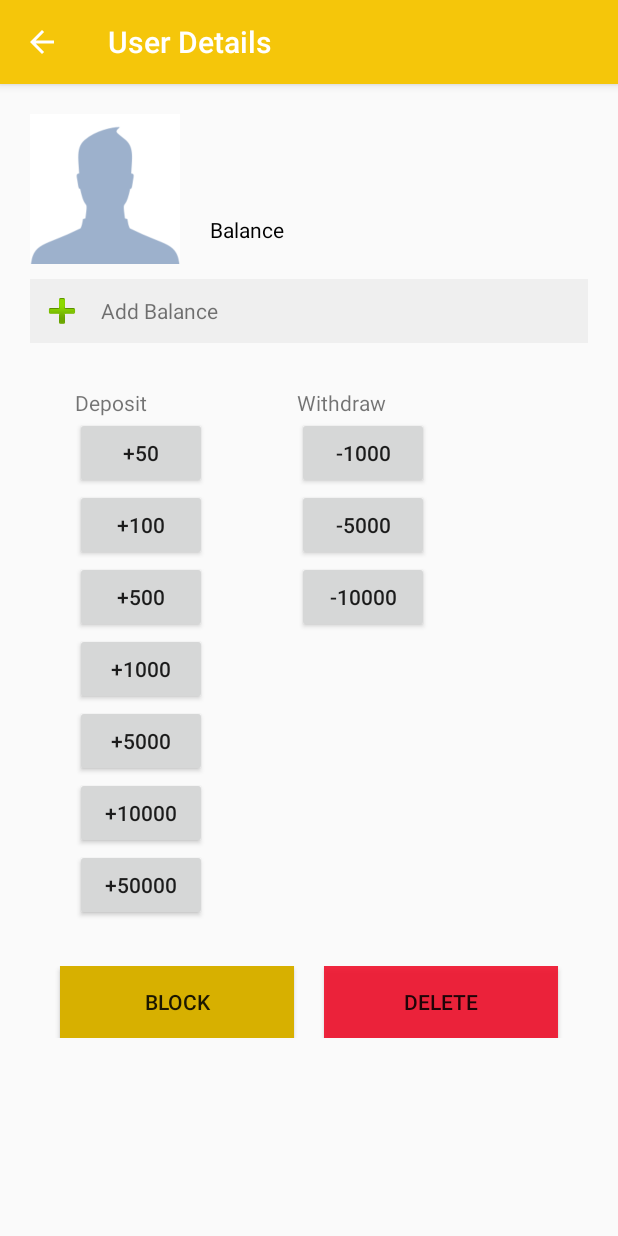
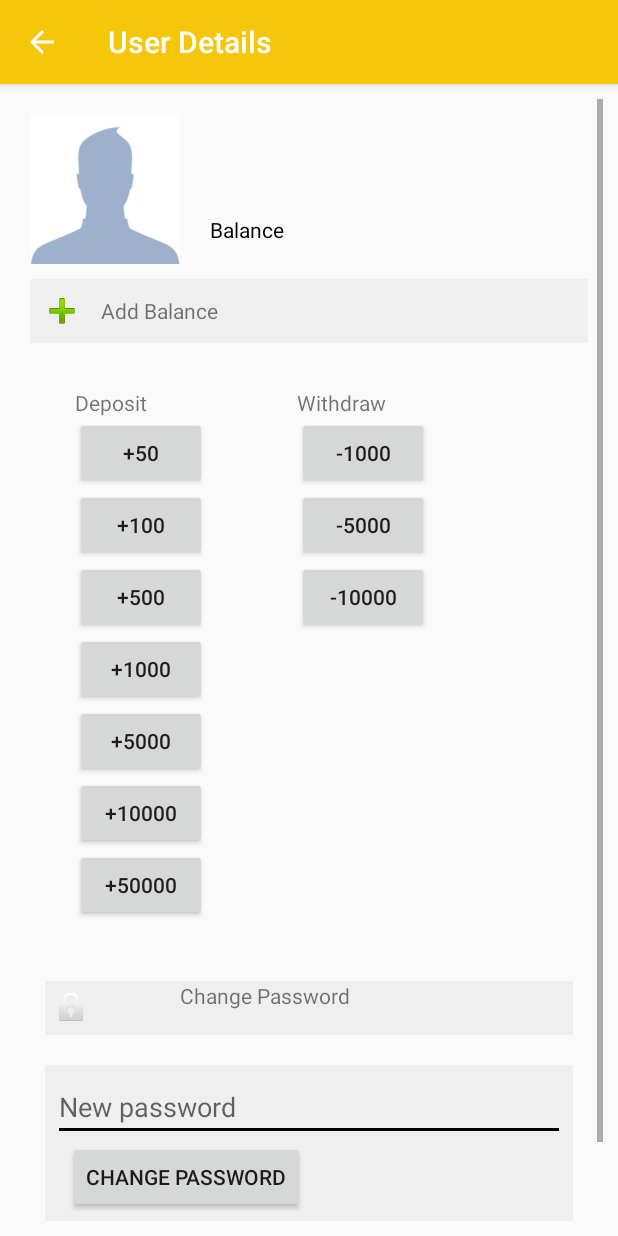
Before and after one commit to ghumman3131/betappdistributor2, an Android app: the UserDetails screen opened directly, with no data from a screen before it, on a phone screen of 412 x 824 dp. Run offline under Robolectric (Android 15) with nearby library versions, the phone set to English and light mode, and no system bars; our stand-ins replace Volley; network calls fail; 1 statement that could not run was skipped.

Commit message:
second commit

```diff
--- a/app/src/main/java/com/inception/betappdistributor/fragments/ShowFragments.java
+++ b/app/src/main/java/com/inception/betappdistributor/fragments/ShowFragments.java
@@ -11,6 +11,7 @@ import android.util.Log;
 import android.view.LayoutInflater;
 import android.view.View;
 import android.view.ViewGroup;
+import android.widget.LinearLayout;
 import android.widget.RelativeLayout;
 import android.widget.TextView;
 
@@ -22,6 +23,7 @@ import com.android.volley.toolbox.JsonObjectRequest;
 import com.android.volley.toolbox.Volley;
 import com.inception.betappdistributor.MatchOddDetails;
 import com.inception.betappdistributor.R;
+
 
 import org.json.JSONArray;
 import org.json.JSONException;
--- a/app/src/main/res/layout/activity_user_details.xml
+++ b/app/src/main/res/layout/activity_user_details.xml
@@ -5,137 +5,139 @@
     xmlns:tools="http://schemas.android.com/tools"
     android:layout_width="match_parent"
     android:layout_height="match_parent"
-    tools:context="com.inception.betappdistributor.UserDetails"
+    tools:context="com.inception.bettingadmin.UserDetails"
     android:padding="10dp">
+
     <RelativeLayout
         android:layout_width="match_parent"
-android:layout_height="match_parent"
+        android:layout_height="wrap_content"
         android:padding="10dp"
 
         >
 
 
         <ImageView
+            android:id="@+id/profile_img"
             android:layout_width="100dp"
             android:layout_height="100dp"
-        android:src="@drawable/profile"
-        android:id="@+id/profile_img"/>
+            android:src="@drawable/profile" />
+
+        <TextView
+            android:id="@+id/name_txt"
+            android:layout_width="wrap_content"
+            android:layout_height="wrap_content"
+            android:layout_marginLeft="20dp"
+            android:layout_marginTop="20dp"
+            android:layout_toRightOf="@+id/profile_img"
+            android:text="Name"
+            android:textColor="@color/black"
+            android:textSize="20sp" />
+
+        <TextView
+            android:id="@+id/balance_txt"
+            android:layout_width="wrap_content"
+            android:layout_height="wrap_content"
+            android:layout_below="@+id/name_txt"
+            android:layout_marginLeft="20dp"
+            android:layout_marginTop="20dp"
+            android:layout_toRightOf="@+id/profile_img"
+            android:text="Balance"
+            android:textColor="@color/black" />
+
+        <TextView
+            android:id="@+id/balance"
+            android:layout_width="wrap_content"
+            android:layout_height="wrap_content"
+            android:layout_below="@+id/name_txt"
+            android:layout_marginLeft="20dp"
+            android:layout_marginTop="20dp"
+            android:layout_toRightOf="@+id/balance_txt"
+            android:text="00"
+            android:textColor="@color/black" />
+
+        <LinearLayout
+            android:id="@+id/balance_lay"
+            android:layout_width="match_parent"
+            android:layout_height="wrap_content"
+            android:layout_below="@+id/profile_img"
+            android:layout_marginTop="10dp"
+            android:background="@color/l_grey"
+            android:gravity="center_vertical"
+            android:orientation="horizontal"
+            android:padding="5dp">
+
+            <ImageView
+                android:layout_width="wrap_content"
+                android:layout_height="wrap_content"
+                android:src="@android:drawable/ic_input_add" />
 
             <TextView
                 android:layout_width="wrap_content"
                 android:layout_height="wrap_content"
-        android:text="Name"
-        android:layout_toRightOf="@+id/profile_img"
-        android:layout_marginLeft="20dp"
-        android:layout_marginTop="20dp"
-        android:textSize="20sp"
-        android:textColor="@color/black"
-        android:id="@+id/name_txt"
+                android:layout_marginLeft="10dp"
+                android:text="Add Balance"
+
                 />
-    <TextView
+
+        </LinearLayout>
+
+        <LinearLayout
+            android:id="@+id/deposit_lay"
             android:layout_width="wrap_content"
             android:layout_height="wrap_content"
-        android:text="Balance"
-        android:layout_toRightOf="@+id/profile_img"
-        android:layout_below="@+id/name_txt"
-        android:layout_marginLeft="20dp"
-        android:layout_marginTop="20dp"
-        android:textColor="@color/black"
-        android:id="@+id/balance_txt"
-        />
-    <TextView
-        android:layout_width="wrap_content"
-        android:layout_height="wrap_content"
-        android:text="00"
-        android:layout_toRightOf="@+id/balance_txt"
-        android:layout_below="@+id/name_txt"
-        android:layout_marginLeft="20dp"
-        android:layout_marginTop="20dp"
-        android:textColor="@color/black"
-        android:id="@+id/balance"
-        />
-    <LinearLayout
-        android:layout_width="match_parent"
-        android:layout_height="wrap_content"
-        android:orientation="horizontal"
-        android:background="@color/l_grey"
-        android:layout_below="@+id/profile_img"
-        android:id="@+id/balance_lay"
-        android:layout_marginTop="10dp"
-        android:padding="5dp"
-        android:gravity="center_vertical">
-
-        <ImageView
-            android:layout_width="wrap_content"
-            android:layout_height="wrap_content"
-            android:src="@android:drawable/ic_input_add"
-            />
+            android:layout_below="@+id/balance_lay"
+            android:layout_margin="30dp"
+            android:orientation="vertical">
 
             <TextView
                 android:layout_width="wrap_content"
                 android:layout_height="wrap_content"
-            android:text="Add Balance"
-            android:layout_marginLeft="10dp"
+                android:text="Deposit" />
 
-            />
+            <Button
+                android:id="@+id/add50"
+                android:layout_width="wrap_content"
+                android:layout_height="wrap_content"
+                android:text="+50" />
+
+            <Button
+                android:id="@+id/add100"
+                android:layout_width="wrap_content"
+                android:layout_height="wrap_content"
+                android:text="+100" />
+
+            <Button
+                android:id="@+id/add500"
+                android:layout_width="wrap_content"
+                android:layout_height="wrap_content"
+                android:text="+500" />
+
+            <Button
+                android:id="@+id/add1000"
+                android:layout_width="wrap_content"
+                android:layout_height="wrap_content"
+                android:text="+1000" />
+
+            <Button
+                android:id="@+id/add5000"
+                android:layout_width="wrap_content"
+                android:layout_height="wrap_content"
+                android:text="+5000" />
+
+            <Button
+                android:id="@+id/add10000"
+                android:layout_width="wrap_content"
+                android:layout_height="wrap_content"
+                android:text="+10000" />
+
+            <Button
+                android:id="@+id/add50000"
+                android:layout_width="wrap_content"
+                android:layout_height="wrap_content"
+                android:text="+50000" />
 
         </LinearLayout>
-<LinearLayout
-    android:layout_width="wrap_content"
-    android:layout_height="wrap_content"
-    android:id="@+id/deposit_lay"
-    android:layout_below="@+id/balance_lay"
-    android:layout_margin="30dp"
-    android:orientation="vertical">
-<TextView
-    android:layout_width="wrap_content"
-    android:layout_height="wrap_content"
-    android:text="Deposit"
-    />
-    <Button
-        android:layout_width="wrap_content"
-        android:layout_height="wrap_content"
-        android:text="+50"
-        android:id="@+id/add50"
-        />
-    <Button
-        android:layout_width="wrap_content"
-        android:layout_height="wrap_content"
-        android:text="+100"
-        android:id="@+id/add100"
-        />
-    <Button
-        android:layout_width="wrap_content"
-        android:layout_height="wrap_content"
-        android:text="+500"
-        android:id="@+id/add500"
-        />
-    <Button
-        android:layout_width="wrap_content"
-        android:layout_height="wrap_content"
-        android:text="+1000"
-        android:id="@+id/add1000"
-        />
-    <Button
-    android:layout_width="wrap_content"
-    android:layout_height="wrap_content"
-    android:text="+5000"
-        android:id="@+id/add5000"
-        />
-    <Button
-        android:layout_width="wrap_content"
-        android:layout_height="wrap_content"
-        android:text="+10000"
-        android:id="@+id/add10000"
-        />
-    <Button
-        android:layout_width="wrap_content"
-        android:layout_height="wrap_content"
-        android:text="+50000"
-        android:id="@+id/add50000"
-        />
 
-</LinearLayout>
         <LinearLayout
             android:layout_width="wrap_content"
             android:layout_height="wrap_content"
@@ -143,56 +145,107 @@ android:padding="10dp"
             android:layout_margin="30dp"
             android:layout_toRightOf="@+id/deposit_lay"
             android:orientation="vertical">
+
             <TextView
                 android:layout_width="wrap_content"
                 android:layout_height="wrap_content"
-            android:text="Withdraw"
-            />
+                android:text="Withdraw" />
+
+            <Button
+                android:id="@+id/minus1000"
+                android:layout_width="wrap_content"
+                android:layout_height="wrap_content"
+                android:text="-1000" />
+
+            <Button
+                android:id="@+id/minus5000"
+                android:layout_width="wrap_content"
+                android:layout_height="wrap_content"
+                android:text="-5000" />
+
+            <Button
+                android:id="@+id/minus10000"
+                android:layout_width="wrap_content"
+                android:layout_height="wrap_content"
+                android:text="-10000" />
+        </LinearLayout>
+        <LinearLayout
+            android:id="@+id/pass_lay"
+            android:layout_width="match_parent"
+            android:layout_height="wrap_content"
+            android:layout_margin="10dp"
+            android:background="@color/l_grey"
+            android:gravity="center_vertical"
+            android:orientation="horizontal"
+            android:layout_below="@+id/deposit_lay"
+            android:padding="5dp">
+
+            <ImageView
+                android:layout_width="wrap_content"
+                android:layout_height="wrap_content"
+                android:src="@android:drawable/ic_lock_idle_lock" />
+
+        </LinearLayout>
+        <LinearLayout
+            android:id="@+id/change_pass_lay"
+            android:layout_width="match_parent"
+            android:layout_height="wrap_content"
+            android:layout_margin="10dp"
+            android:background="@color/l_grey"
+            android:gravity="center_vertical"
+            android:orientation="vertical"
+            android:layout_below="@+id/pass_lay"
+            android:padding="5dp">
+
+            <EditText
+                android:layout_width="match_parent"
+                android:layout_height="wrap_content"
+                android:hint="New password"
+                android:id="@+id/change_password"/>
 
             <Button
                 android:layout_width="wrap_content"
                 android:layout_height="wrap_content"
-            android:text="-1000"
-            android:id="@+id/minus1000"
-            />
-        <Button
-            android:layout_width="wrap_content"
-            android:layout_height="wrap_content"
-            android:text="-5000"
-            android:id="@+id/minus5000"
-            />
-        <Button
-            android:layout_width="wrap_content"
-            android:layout_height="wrap_content"
-            android:text="-10000"
-            android:id="@+id/minus10000"
+                android:layout_marginLeft="10dp"
+                android:text="Change Password"
+                android:onClick="change_pass"
                 />
         </LinearLayout>
         <LinearLayout
             android:layout_width="match_parent"
             android:layout_height="wrap_content"
-        android:layout_below="@+id/deposit_lay"
+            android:layout_below="@+id/change_pass_lay"
+            android:orientation="horizontal"
             android:weightSum="2">
+
+
+            <Button
+                android:id="@+id/block_button"
+                android:layout_width="wrap_content"
+                android:layout_height="wrap_content"
+                android:layout_marginLeft="20dp"
+                android:layout_weight="1"
+                android:background="@color/yellow"
+                android:onClick="block"
+                android:text="Block" />
+
             <Button
                 android:layout_width="wrap_content"
                 android:layout_height="wrap_content"
-            android:text="Block"
-            android:onClick="block"
-            android:background="@color/yellow"
-            android:layout_marginLeft="20dp"
-            android:layout_weight="1"
-            />
-        <Button
-            android:layout_width="wrap_content"
-            android:layout_height="wrap_content"
-            android:text="Delete"
-            android:onClick="delete"
-            android:background="@color/red"
                 android:layout_marginLeft="20dp"
                 android:layout_marginRight="20dp"
                 android:layout_weight="1"
-            />
+                android:background="@color/red"
+                android:onClick="delete"
+                android:text="Delete" />
 
         </LinearLayout>
+
+        <TextView
+            android:layout_width="wrap_content"
+            android:layout_height="wrap_content"
+            android:layout_alignTop="@+id/pass_lay"
+            android:layout_toEndOf="@+id/profile_img"
+            android:text="Change Password" />
     </RelativeLayout>
 </ScrollView>
```
Also changed, not shown: app/src/main/java/com/inception/betappdistributor/UserDetails.java (+114 -13 lines), app/src/main/java/com/inception/betappdistributor/fragments/AllUsers.java (+151 -34 lines), app/src/main/res/layout/fragment_all_users.xml (+22 -3 lines), app/src/main/res/layout/user_list_cell.xml (+5 -4 lines). Lines whose indentation alone changed are shown as unchanged.
